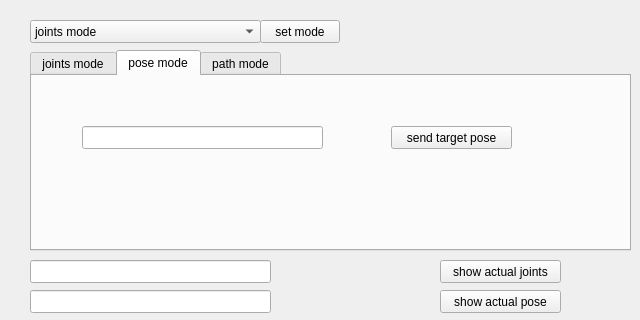
Old version of the form taskassignment.ui in the repository freealong/rik_client.
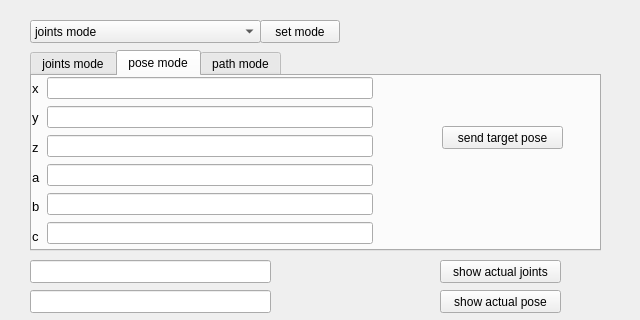
New version of the form. The open tabs and pages were chosen to show the change.

Commit message: add increasing status, update ui

The edit to the form file:
```diff
--- a/taskassignment.ui
+++ b/taskassignment.ui
@@ -18,7 +18,7 @@
     <rect>
      <x>30</x>
      <y>50</y>
-     <width>601</width>
+     <width>571</width>
      <height>201</height>
     </rect>
    </property>
@@ -89,20 +89,10 @@
     <attribute name="title">
      <string>pose mode</string>
     </attribute>
-    <widget class="QLineEdit" name="lineEdit">
-     <property name="geometry">
-      <rect>
-       <x>50</x>
-       <y>50</y>
-       <width>241</width>
-       <height>23</height>
-      </rect>
-     </property>
-    </widget>
     <widget class="QPushButton" name="send_pose_btn">
      <property name="geometry">
       <rect>
-       <x>359</x>
+       <x>410</x>
        <y>50</y>
        <width>121</width>
        <height>23</height>
@@ -112,6 +102,122 @@
       <string>send target pose</string>
      </property>
     </widget>
+    <widget class="QWidget" name="layoutWidget">
+     <property name="geometry">
+      <rect>
+       <x>0</x>
+       <y>0</y>
+       <width>341</width>
+       <height>172</height>
+      </rect>
+     </property>
+     <layout class="QHBoxLayout" name="horizontalLayout">
+      <item>
+       <layout class="QVBoxLayout" name="verticalLayout_2">
+        <item>
+         <widget class="QLabel" name="label_6">
+          <property name="font">
+           <font>
+            <pointsize>10</pointsize>
+           </font>
+          </property>
+          <property name="text">
+           <string>x</string>
+          </property>
+         </widget>
+        </item>
+        <item>
+         <widget class="QLabel" name="label_5">
+          <property name="font">
+           <font>
+            <pointsize>10</pointsize>
+           </font>
+          </property>
+          <property name="text">
+           <string>y</string>
+          </property>
+         </widget>
+        </item>
+        <item>
+         <widget class="QLabel" name="label_3">
+          <property name="font">
+           <font>
+            <pointsize>10</pointsize>
+           </font>
+          </property>
+          <property name="text">
+           <string>z</string>
+          </property>
+         </widget>
+        </item>
+        <item>
+         <widget class="QLabel" name="label_4">
+          <property name="font">
+           <font>
+            <pointsize>10</pointsize>
+           </font>
+          </property>
+          <property name="text">
+           <string>a</string>
+          </property>
+         </widget>
+        </item>
+        <item>
+         <widget class="QLabel" name="label">
+          <property name="font">
+           <font>
+            <pointsize>10</pointsize>
+           </font>
+          </property>
+          <property name="text">
+           <string>b</string>
+          </property>
+         </widget>
+        </item>
+        <item>
+         <widget class="QLabel" name="label_7">
+          <property name="font">
+           <font>
+            <pointsize>10</pointsize>
+           </font>
+          </property>
+          <property name="text">
+           <string>c</string>
+          </property>
+         </widget>
+        </item>
+       </layout>
+      </item>
+      <item>
+       <layout class="QVBoxLayout" name="verticalLayout">
+        <item>
+         <widget class="QLineEdit" name="lineEdit_y"/>
+        </item>
+        <item>
+         <widget class="QLineEdit" name="lineEdit_x"/>
+        </item>
+        <item>
+         <widget class="QLineEdit" name="lineEdit_z"/>
+        </item>
+        <item>
+         <widget class="QLineEdit" name="lineEdit_c"/>
+        </item>
+        <item>
+         <widget class="QLineEdit" name="lineEdit_a"/>
+        </item>
+        <item>
+         <widget class="QLineEdit" name="lineEdit_b"/>
+        </item>
+       </layout>
+      </item>
+      <item>
+       <layout class="QVBoxLayout" name="pose_minus_vl"/>
+      </item>
+      <item>
+       <layout class="QVBoxLayout" name="pose_plus_vl"/>
+      </item>
+     </layout>
+    </widget>
    </widget>
    <widget class="QWidget" name="tab_path">
     <attribute name="title">
```
Left out of the diff: 167 changed lines with no effect on the pictures. The commit also changes 6 other files.
